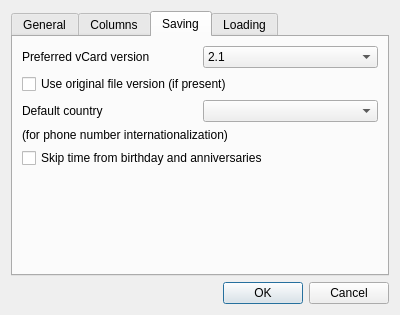
First picture: the form in app/settingsdialog.ui, repository DarkHobbit/doublecontact, before the edit.
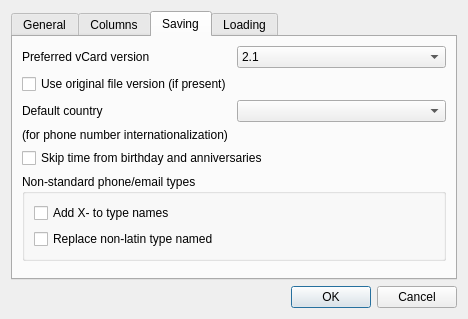
Second picture: the form after the edit. The open tabs and pages were chosen to show the change.

Commit message: User can write non-standard phone types with X- prefix (latin) or ignore it (non-latin).

What changed in the file:
```diff
--- a/app/settingsdialog.ui
+++ b/app/settingsdialog.ui
@@ -6,8 +6,8 @@
    <rect>
     <x>0</x>
     <y>0</y>
-    <width>400</width>
-    <height>315</height>
+    <width>468</width>
+    <height>319</height>
    </rect>
   </property>
   <property name="windowTitle">
@@ -158,7 +158,7 @@
       <attribute name="title">
        <string>Saving</string>
       </attribute>
-      <layout class="QVBoxLayout" name="verticalLayout_4">
+      <layout class="QVBoxLayout" name="verticalLayout_6">
        <item>
         <layout class="QHBoxLayout" name="horizontalLayout">
          <item>
@@ -219,6 +219,29 @@
          </property>
         </widget>
        </item>
+       <item>
+        <widget class="QGroupBox" name="gbNonStandardTypes">
+         <property name="title">
+          <string>Non-standard phone/email types</string>
+         </property>
+         <layout class="QVBoxLayout" name="verticalLayout_4">
+          <item>
+           <widget class="QCheckBox" name="cbAddXToNonStandardTypes">
+            <property name="text">
+             <string>Add X- to type names</string>
+            </property>
+           </widget>
+          </item>
+          <item>
+           <widget class="QCheckBox" name="cbReplaceNLNSNames">
+            <property name="text">
+             <string>Replace non-latin type named</string>
+            </property>
+           </widget>
+          </item>
+         </layout>
+        </widget>
+       </item>
        <item>
         <spacer name="verticalSpacer">
          <property name="orientation">
```
The commit also changes 8 other files.
